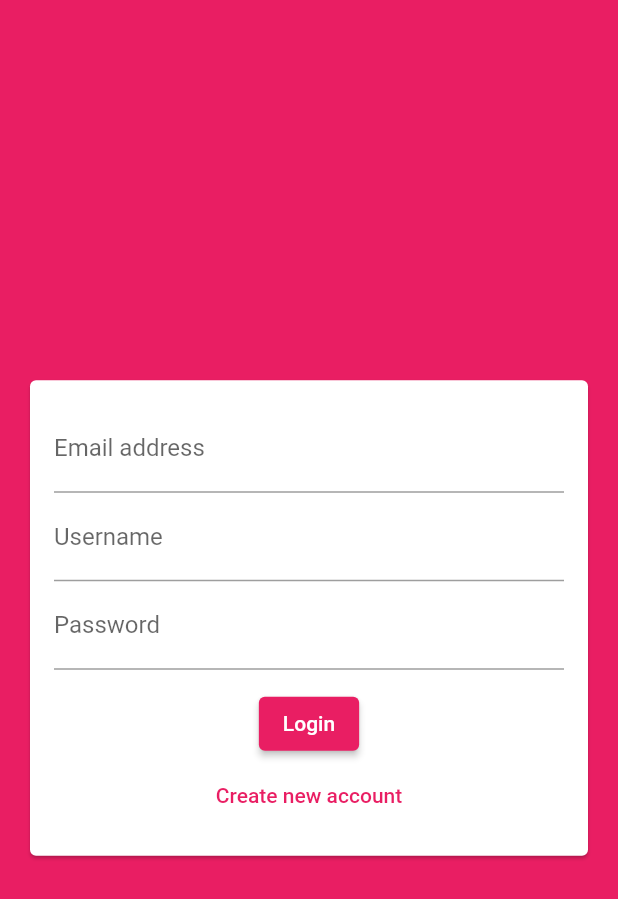
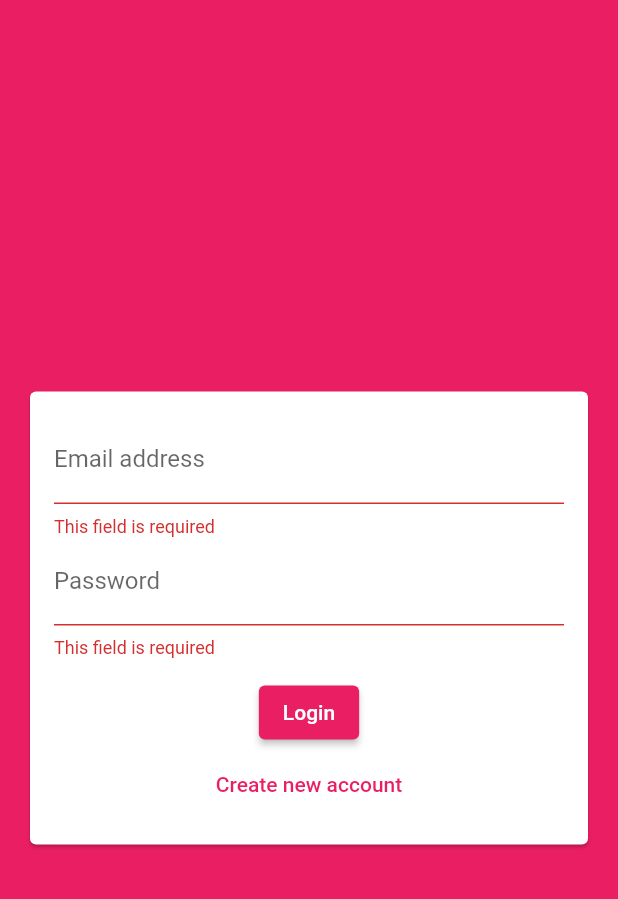
Before and after one commit to Denismr7/flutter_chat, a Flutter app: the screen it shows after launch, after a tap on "Login", on a phone screen of 412 x 824 dp. Shown: the top 899 px of the screen. Run offline on Flutter 3.47's test engine with Material 2 defaults, Android fonts, the phone set to English and light mode, and no system bars; our stand-ins replace cloud_firestore, firebase_core; accounts and stored records are empty.

Commit message:
Getting input values from auth form

```diff
--- a/lib/widget/auth/auth_form.dart
+++ b/lib/widget/auth/auth_form.dart
@@ -8,6 +8,55 @@ class AuthForm extends StatefulWidget {
 }
 
 class _AuthFormState extends State<AuthForm> {
+  final _formKey = GlobalKey<FormState>();
+  var _isLogin = true;
+  final Map<String, String> _authData = {
+    'email': '',
+    'username': '',
+    'password': ''
+  };
+  void _onSubmit() {
+    if (_formKey.currentState!.validate()) {
+      FocusScope.of(context).unfocus();
+      _formKey.currentState!.save();
+      ScaffoldMessenger.of(context).showSnackBar(
+          SnackBar(content: Text('Hey ${_authData['username']}!')));
+    }
+  }
+
+  void _onSaveTextField(String? value, String inputName) {
+    _authData[inputName] = value ?? "";
+  }
+
+  String? _validateInput(String? value, String inputName) {
+    if (value == null || value.isEmpty) {
+      return 'This field is required';
+    }
+
+    // Specific validation
+    switch (inputName) {
+      case 'email':
+        if (!value.contains('@')) {
+          return 'Invalid email';
+        }
+        break;
+      case 'password':
+        if (value.length < 7) {
+          return 'Password must be at least 7 characters long';
+        }
+        break;
+      case 'username':
+        if (value.length < 4) {
+          return 'Username must be at least 7 characters long';
+        }
+        break;
+      default:
+        break;
+    }
+
+    return null;
+  }
+
   @override
   Widget build(BuildContext context) {
     return Center(
@@ -17,31 +66,51 @@ class _AuthFormState extends State<AuthForm> {
           child: Padding(
             padding: const EdgeInsets.all(16),
             child: Form(
+                key: _formKey,
                 child: Column(
                   mainAxisSize: MainAxisSize.min,
                   children: [
                     TextFormField(
+                      key: ValueKey('email'),
                       keyboardType: TextInputType.emailAddress,
                       decoration: InputDecoration(
                         labelText: 'Email address',
                       ),
+                      onSaved: (value) => _onSaveTextField(value, 'email'),
+                      validator: (val) => _validateInput(val, 'email'),
                     ),
+                    if (!_isLogin)
                       TextFormField(
+                        key: ValueKey('username'),
                         decoration: InputDecoration(
                           labelText: 'Username',
                         ),
+                        onSaved: (value) => _onSaveTextField(value, 'username'),
+                        validator: (val) => _validateInput(val, 'username'),
                       ),
                     TextFormField(
+                      key: ValueKey('password'),
                       decoration: InputDecoration(
                         labelText: 'Password',
                       ),
+                      onSaved: (value) => _onSaveTextField(value, 'password'),
                       obscureText: true,
+                      validator: (val) => _validateInput(val, 'password'),
                     ),
                     SizedBox(height: 12),
-                ElevatedButton(onPressed: () {}, child: const Text('Login')),
+                    ElevatedButton(
+                      onPressed: _onSubmit,
+                      child: Text(_isLogin ? 'Login' : 'Signup'),
+                    ),
                     TextButton(
-                  onPressed: () {},
-                  child: const Text('Create new account'),
+                      onPressed: () {
+                        setState(() {
+                          _isLogin = !_isLogin;
+                        });
+                      },
+                      child: Text(_isLogin
+                          ? 'Create new account'
+                          : 'I have an account'),
                       style: TextButton.styleFrom(
                         onSurface: Theme.of(context).primaryColor,
                       ),
```
Lines whose indentation alone changed are shown as unchanged.
